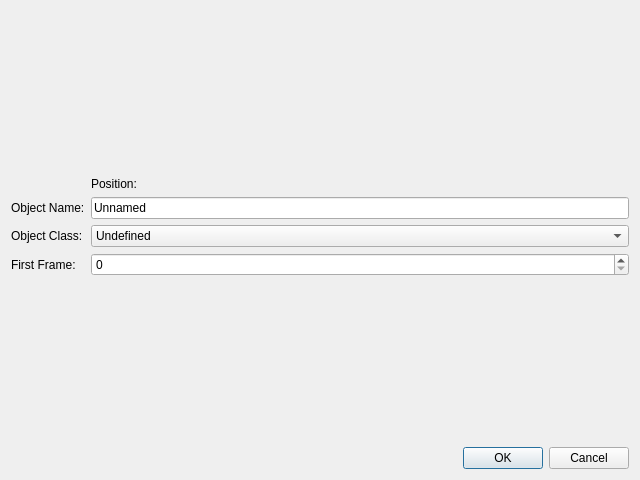
Before: the Qt Designer form source/annotator/source/gui/newobjectdialog.ui in annotatorproject/annotator, drawn with Qt 5.
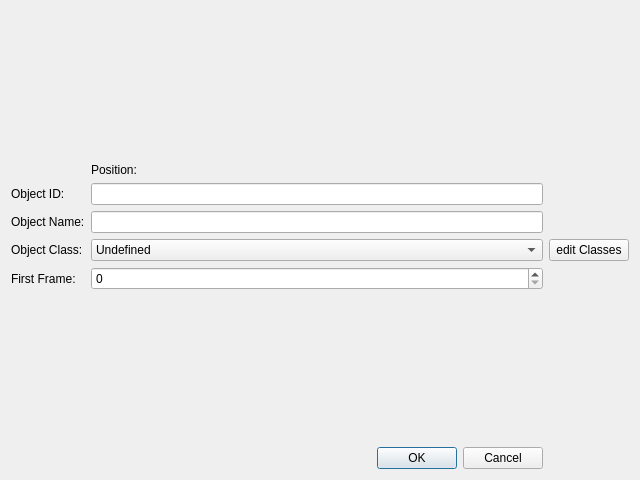
After: the same form once the commit is applied.

Commit message: newobjectsdialogs combobox uses classes from session

```diff
--- a/source/annotator/source/gui/newobjectdialog.ui
+++ b/source/annotator/source/gui/newobjectdialog.ui
@@ -14,14 +14,7 @@
    <string>Dialog</string>
   </property>
   <layout class="QGridLayout" name="gridLayout">
-   <item row="1" column="1">
-    <widget class="QLabel" name="positionLabel">
-     <property name="text">
-      <string>Position: </string>
-     </property>
-    </widget>
-   </item>
-   <item row="3" column="1">
+   <item row="4" column="1">
     <widget class="QComboBox" name="objectClassComboBox">
      <item>
       <property name="text">
@@ -30,6 +23,23 @@
      </item>
     </widget>
    </item>
+   <item row="2" column="0">
+    <widget class="QLabel" name="label_4">
+     <property name="text">
+      <string>Object ID:</string>
+     </property>
+    </widget>
+   </item>
+   <item row="3" column="0">
+    <widget class="QLabel" name="label">
+     <property name="text">
+      <string>Object Name:</string>
+     </property>
+    </widget>
+   </item>
+   <item row="2" column="1">
+    <widget class="QLineEdit" name="objectIdLineEdit"/>
+   </item>
    <item row="0" column="0">
     <spacer name="verticalSpacer_2">
      <property name="orientation">
@@ -43,14 +53,48 @@
      </property>
     </spacer>
    </item>
-   <item row="2" column="1">
+   <item row="4" column="0">
+    <widget class="QLabel" name="label_2">
+     <property name="text">
+      <string>Object Class:</string>
+     </property>
+    </widget>
+   </item>
+   <item row="6" column="0">
+    <spacer name="verticalSpacer">
+     <property name="orientation">
+      <enum>Qt::Vertical</enum>
+     </property>
+     <property name="sizeHint" stdset="0">
+      <size>
+       <width>20</width>
+       <height>40</height>
+      </size>
+     </property>
+    </spacer>
+   </item>
+   <item row="3" column="1">
     <widget class="QLineEdit" name="objectNameLineEdit">
      <property name="text">
-      <string>Unnamed</string>
+      <string/>
      </property>
     </widget>
    </item>
-   <item row="6" column="0" colspan="2">
+   <item row="1" column="1">
+    <widget class="QLabel" name="positionLabel">
+     <property name="text">
+      <string>Position: </string>
+     </property>
+    </widget>
+   </item>
+   <item row="5" column="1">
+    <widget class="QSpinBox" name="frameSpinBox">
+     <property name="maximum">
+      <number>9999999</number>
+     </property>
+    </widget>
+   </item>
+   <item row="7" column="0" colspan="2">
     <widget class="QDialogButtonBox" name="buttonBox">
      <property name="orientation">
       <enum>Qt::Horizontal</enum>
@@ -60,44 +104,17 @@
      </property>
     </widget>
    </item>
-   <item row="3" column="0">
-    <widget class="QLabel" name="label_2">
-     <property name="text">
-      <string>Object Class:</string>
-     </property>
-    </widget>
-   </item>
    <item row="5" column="0">
-    <spacer name="verticalSpacer">
-     <property name="orientation">
-      <enum>Qt::Vertical</enum>
-     </property>
-     <property name="sizeHint" stdset="0">
-      <size>
-       <width>20</width>
-       <height>40</height>
-      </size>
-     </property>
-    </spacer>
-   </item>
-   <item row="2" column="0">
-    <widget class="QLabel" name="label">
-     <property name="text">
-      <string>Object Name:</string>
-     </property>
-    </widget>
-   </item>
-   <item row="4" column="0">
     <widget class="QLabel" name="label_3">
      <property name="text">
       <string>First Frame:</string>
      </property>
     </widget>
    </item>
-   <item row="4" column="1">
-    <widget class="QSpinBox" name="frameSpinBox">
-     <property name="maximum">
-      <number>9999999</number>
+   <item row="4" column="2">
+    <widget class="QPushButton" name="editClassesButton">
+     <property name="text">
+      <string>edit Classes</string>
      </property>
     </widget>
    </item>
```
The commit also changes 3 other files.
